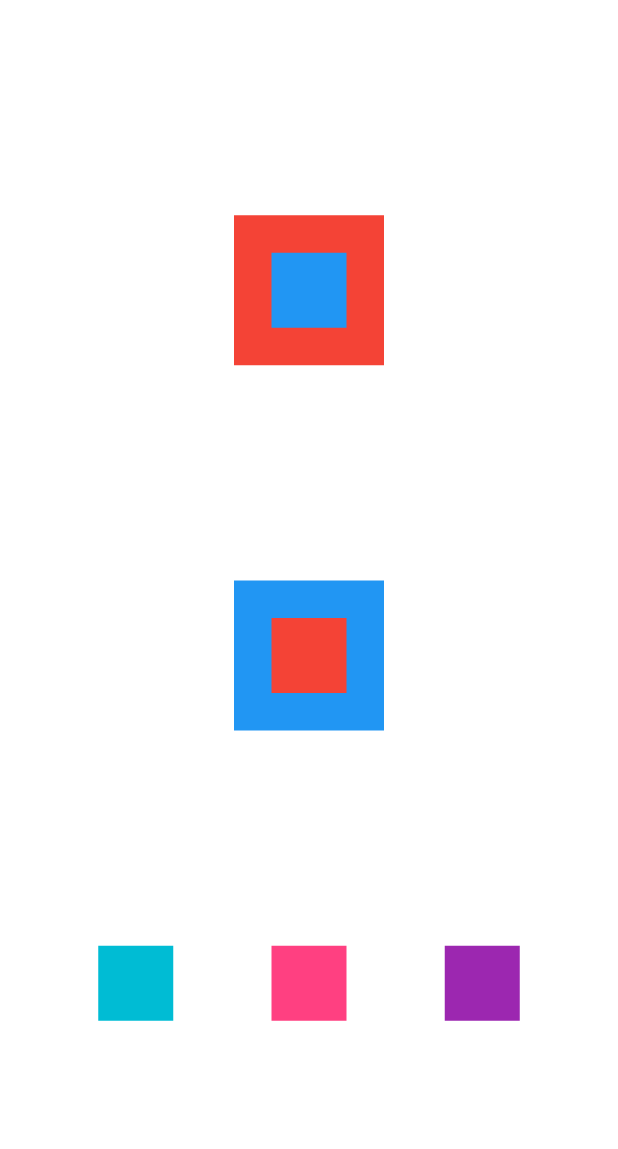
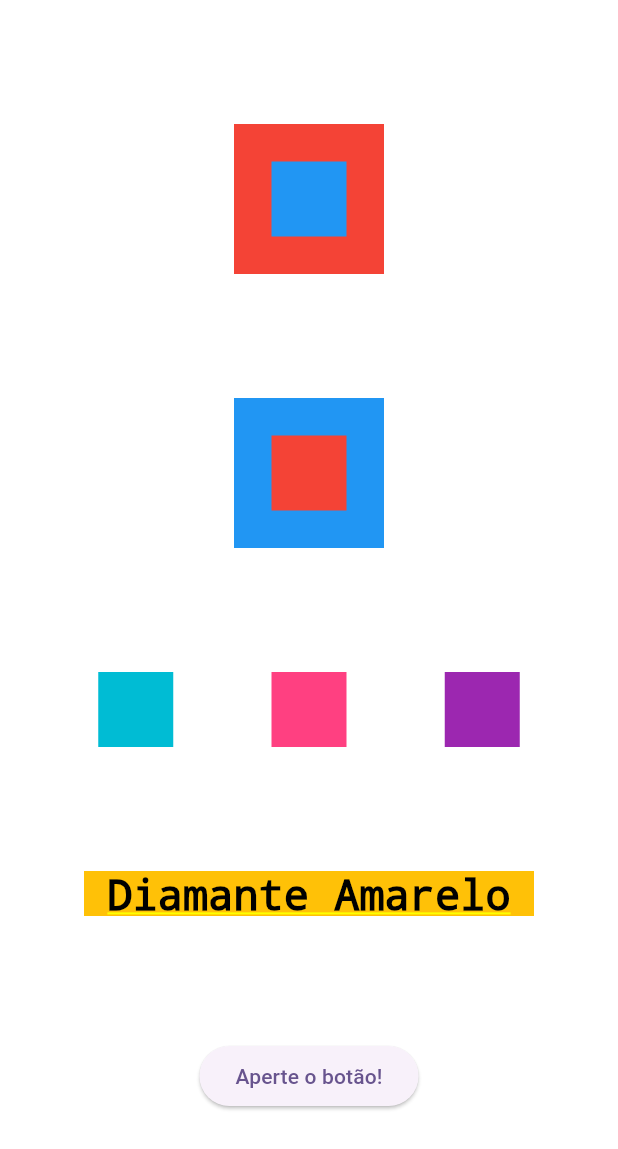
Before and after one commit to andr-marc/alura-flutter, a Flutter app: the screen it shows after launch, on a phone screen of 412 x 824 dp. Shown: the top 1149 px of the screen. Run offline on Flutter 3.47's test engine with Material 2 defaults, Android fonts, the phone set to English and light mode, and no system bars.

Commit message:
+ text + button

```diff
--- a/lib/main.dart
+++ b/lib/main.dart
@@ -15,7 +15,9 @@ class MyApp extends StatelessWidget {
         colorScheme: ColorScheme.fromSeed(seedColor: Colors.deepPurple),
         useMaterial3: true,
       ),
-      home: Column(
+      home: Container(
+        color: Colors.white,
+        child: Column(
           mainAxisAlignment: MainAxisAlignment.spaceEvenly,
           crossAxisAlignment: CrossAxisAlignment.center,
           children: [
@@ -69,8 +71,23 @@ class MyApp extends StatelessWidget {
                   height: 50,
                 )
               ],
+            ),
+            Container(
+              color: Colors.amber,
+              height: 30,
+              width: 300,
+              child: const Text(
+                'Diamante Amarelo',
+                textAlign: TextAlign.center,
+                style: TextStyle(color: Colors.black, fontSize: 28),
+              ),
+            ),
+            ElevatedButton(
+              onPressed: () {},
+              child: const Text("Aperte o botão!"),
             )
           ],
+        ),
       ),
     );
   }
```
Lines whose indentation alone changed are shown as unchanged.
